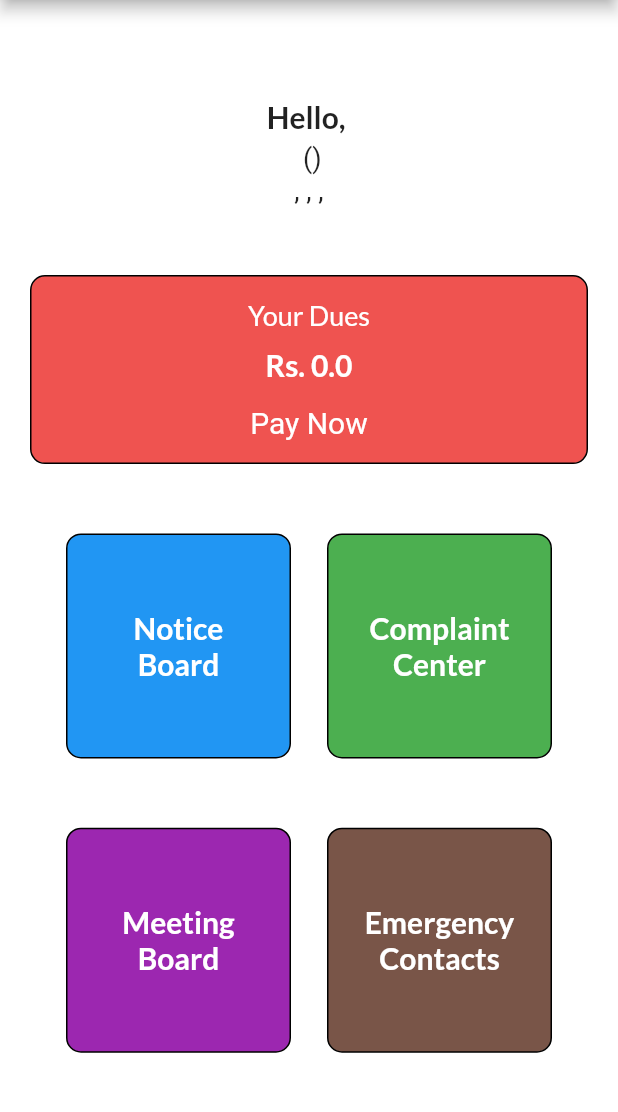
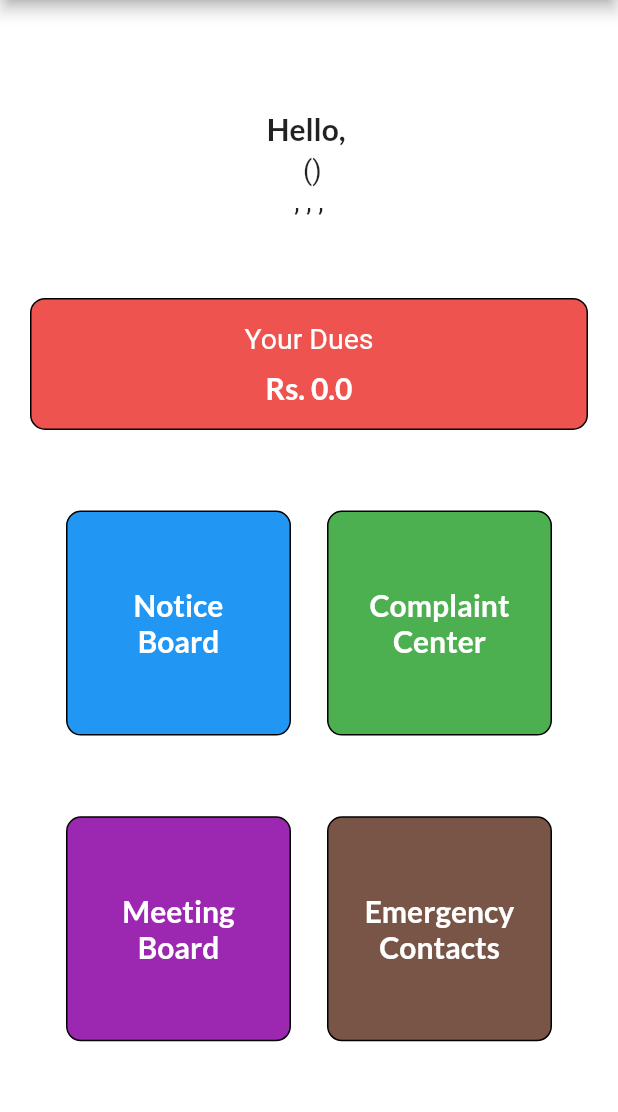
Before and after one commit to siddiquisahil02/Axios, a Flutter app: the HomePage screen opened by its route, on a phone screen of 412 x 824 dp, the part 84-1196 px from its top. Run offline on Flutter 3.47's test engine with Material 2 defaults, Android fonts, the phone set to English and light mode, and no system bars; our stand-ins replace bloc, cloud_firestore, firebase_auth, firebase_core, firebase_messaging, flutter_bloc and 5 more; missing offline and left inert: flutter_phone_direct_caller, razorpay_flutter; accounts and stored records are empty; Roboto replaces fonts that are missing (Overlock, Pattaya, Satisfy).

Commit message:
Final changes

```diff
--- a/lib/cubit/Complaints/complaints_cubit.dart
+++ b/lib/cubit/Complaints/complaints_cubit.dart
@@ -40,6 +40,7 @@ class ComplaintsCubit extends Cubit<ComplaintsState> {
     try{
       emit(ComplaintsLoading());
       final String resId = box.read('resId')??"N.A";
+      final String res = box.read('res');
       List<String> imagesUrl = [];
       if(images.isNotEmpty){
         for (var element in images){
@@ -56,6 +57,8 @@ class ComplaintsCubit extends Cubit<ComplaintsState> {
           "category":cat,
           "desc":desc,
           "images":imagesUrl,
+          'status':"Open",
+          'residence': res,
           "createdAt":Timestamp.now()
         }
       );
--- a/lib/views/home_page.dart
+++ b/lib/views/home_page.dart
@@ -83,9 +83,9 @@ class HomePage extends StatelessWidget {
                         mainAxisSize: MainAxisSize.min,
                         children: [
                           Text("Your Dues",
-                            style: GoogleFonts.lato(
+                            style: GoogleFonts.pattaya(
                               color: Colors.white,
-                              fontSize: 18
+                              fontSize: 19
                             ),
                           ),
                           const SizedBox(height: 10),
@@ -96,18 +96,22 @@ class HomePage extends StatelessWidget {
                                 fontWeight: FontWeight.bold
                             ),
                           ),
-                          const SizedBox(height: 15),
-                          GestureDetector(
+                          if(data.dues.toInt()!=0)...[
+                            const SizedBox(height: 15),
+                            GestureDetector(
                             onTap: (){
-                              cubit.submitRazorID(context: context, amount: data.dues);
+                              if(data.dues.toInt()!=0){
+                                cubit.submitRazorID(context: context, amount: data.dues);
+                              }
                             },
                             child: Text("Pay Now",
-                              style: GoogleFonts.pattaya(
+                              style: GoogleFonts.lato(
                                 color: Colors.white,
                                 fontSize: 20,
                               ),
                             ),
                           ),
+                          ]
                         ],
                       ),
                     ),
```
Also changed, not shown: lib/main.dart (+10 -13 lines), 1 other file.
